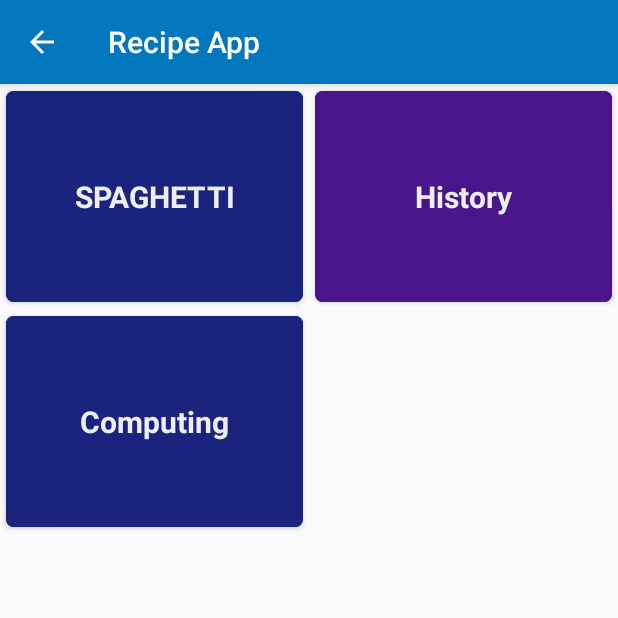
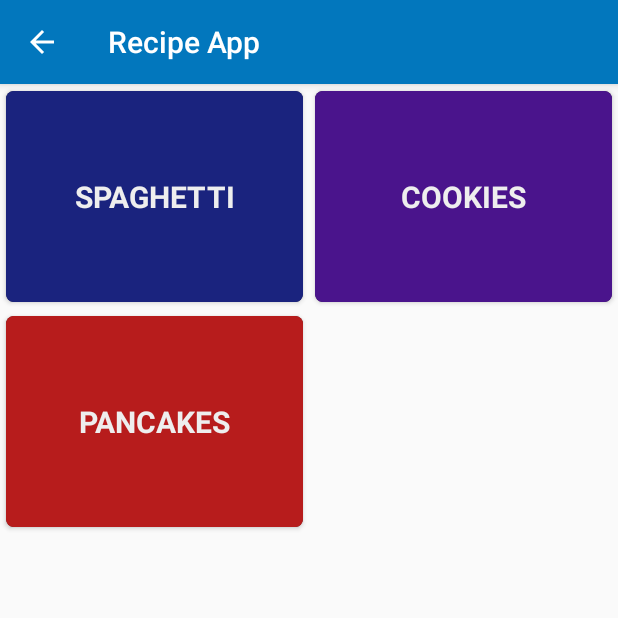
Before and after one commit to KromerSifter1997/Recipe-App, an Android app: the screen it shows after launch (SubjectActivity), on a phone screen of 412 x 824 dp, the top half of it. Run offline under Robolectric (Android 15) with nearby library versions, the phone set to English and light mode, and no system bars.

Commit message:
Improvements, still needs more adjustments

```diff
--- a/app/src/main/java/com/zybooks/studyhelper/QuestionActivity.java
+++ b/app/src/main/java/com/zybooks/studyhelper/QuestionActivity.java
@@ -100,7 +100,7 @@ public class QuestionActivity extends AppCompatActivity {
     private void updateAppBarTitle() {
 
         // displays the steps of the recipe
-        String title = getResources().getString(R.string.question_number,
+        String title = getResources().getString(R.string.stepNumber,
                 mSubject.getText(), mCurrentQuestionIndex + 1,  mRecipeList.size());
         setTitle(title);
     }
@@ -126,7 +126,7 @@ public class QuestionActivity extends AppCompatActivity {
 
             Recipe recipe = mRecipeList.get(mCurrentQuestionIndex);
             mQuestionTextView.setText(recipe.getText());
-            mAnswerTextView.setText(recipe.getAnswer());
+            mAnswerTextView.setText(recipe.getIngredients());
             mInstructionTextView.setText(recipe.getInstructions());
         }
         else {
--- a/app/src/main/java/com/zybooks/studyhelper/model/Recipe.java
+++ b/app/src/main/java/com/zybooks/studyhelper/model/Recipe.java
@@ -4,11 +4,13 @@ public class Recipe {
 
     private long mId;
     private String mText;
-    private String mAnswer;
+    private String mIngredients;
 
     private String mInstructions;
-    private long mSubjectId;
+    private long mRecipeId;
 
+
+    //id is refering to the listed order of the subjects
     public void setId(long id) {
         mId = id;
     }
@@ -17,6 +19,8 @@ public class Recipe {
         return mId;
     }
 
+
+    //Text is the title
     public String getText() {
         return mText;
     }
@@ -25,12 +29,14 @@ public class Recipe {
         mText = text;
     }
 
-    public String getAnswer() {
-        return mAnswer;
+
+    //
+    public String getIngredients() {
+        return mIngredients;
     }
 
-    public void setAnswer(String answer) {
-        mAnswer = answer;
+    public void setIngredients(String ingredientList) {
+        mIngredients = ingredientList;
     }
 
     public String getInstructions() {
@@ -40,11 +46,11 @@ public class Recipe {
     public void setInstructions(String instructions) {mInstructions = instructions;}
 
 
-    public long getSubjectId() {
-        return mSubjectId;
+    public long getRecipeId() {
+        return mRecipeId;
     }
 
-    public void setSubjectId(long subjectId) {
-        mSubjectId = subjectId;
+    public void setSubjectId(long recipeId) {
+        mRecipeId = recipeId;
     }
 }
--- a/app/src/main/java/com/zybooks/studyhelper/repo/RecipeRepository.java
+++ b/app/src/main/java/com/zybooks/studyhelper/repo/RecipeRepository.java
@@ -11,7 +11,7 @@ public class RecipeRepository {
 
     private static RecipeRepository mStudyRepo;
     private final List<Subject> mSubjectList;
-    private final HashMap<Long, List<Recipe>> mQuestionMap;
+    private final HashMap<Long, List<Recipe>> mRecipeList;
 
     public static RecipeRepository getInstance(Context context) {
         if (mStudyRepo == null) {
@@ -23,65 +23,119 @@ public class RecipeRepository {
     private RecipeRepository(Context context) {
 
         mSubjectList = new ArrayList<>();
-        mQuestionMap = new HashMap<>();
+        mRecipeList = new HashMap<>();
 
         addStarterData();
     }
 
     private void addStarterData() {
-        // Add a few subjects and questions
+//        Steps for Spaghetti
+        // start subject to create new recipe
         Subject subject = new Subject("SPAGHETTI");
         subject.setId(1);
         addSubject(subject);
 
-//        Steps for Spaghetti
+        //recipe new recipe creates individual steps
         Recipe recipe = new Recipe();
         recipe.setId(1);
         recipe.setText("Sauce");
-        recipe.setAnswer("4 Roma tomatoes \n\n 1/2 clove of garlic \n\n 1 tablespoon of oregano");
+        recipe.setIngredients("4 Roma tomatoes \n\n 1/2 clove of garlic \n\n 1 tablespoon of oregano");
         recipe.setInstructions("slice the skin of the tomato in a \"X\" pattern \n\n boil them for 1 minute \n\n peel then dice tomato flesh\n\n Sautee with seasonings for 3 minutes ");
         recipe.setSubjectId(1);
-        addQuestion(recipe);
+        addStep(recipe);
 
         recipe = new Recipe();
         recipe.setId(2);
         recipe.setText("Pasta");
-        recipe.setAnswer("2 cups of water\n\nSalt\n\n1/2 - 1 pound dry spaghetti");
+        recipe.setIngredients("2 cups of water\n\nSalt\n\n1/2 - 1 pound dry spaghetti");
         recipe.setInstructions("pour 2 cups of water into large pot\n\n Throw a pinch of salt into water\n\n Heat water until boil\n\n Place pasta into water, boil for 4 minutes or until Al Dente \n\n Serve and enjoy!");
         recipe.setSubjectId(1);
-        addQuestion(recipe);
+        addStep(recipe);
 
         recipe = new Recipe();
         recipe.setId(2);
         recipe.setText("Serving");
-        recipe.setAnswer("Quarter Oz tomato sauce\n\nHalf pound spaghetti\n\nSalt & pepper (if desired)");
+        recipe.setIngredients("Quarter Oz tomato sauce\n\nHalf pound spaghetti\n\nSalt & pepper (if desired)");
         recipe.setInstructions("Place pasta into bowl or place\n\nPour sauce over pasta\n\nAdd salt and pepper if desired");
         recipe.setSubjectId(1);
-        addQuestion(recipe);
+        addStep(recipe);
 
 
 // ///////////////////////////////////////////////////////////////
 
-        subject = new Subject("History");
-        subject.setId(2);
+//        Steps for cookies
+        // only need to do Subject subject = new subject() once
+        //after just do subject = new subject()
+        subject = new Subject("COOKIES");
+        subject.setId(1);
         addSubject(subject);
 
+        //recipe new recipe creates individual steps
         recipe = new Recipe();
-        recipe.setId(3);
-        recipe.setText("On what date was the U.S. Declaration of Independence adopted?");
-        recipe.setAnswer("July 4, 1776");
-        recipe.setSubjectId(2);
-        addQuestion(recipe);
+        recipe.setId(1);
+        recipe.setText("Sauce");
+        recipe.setIngredients("4 Roma tomatoes \n\n 1/2 clove of garlic \n\n 1 tablespoon of oregano");
+        recipe.setInstructions("slice the skin of the tomato in a \"X\" pattern \n\n boil them for 1 minute \n\n peel then dice tomato flesh\n\n Sautee with seasonings for 3 minutes ");
+        recipe.setSubjectId(1);
+        addStep(recipe);
 
-        subject = new Subject("Computing");
-        subject.setId(3);
+        recipe = new Recipe();
+        recipe.setId(2);
+        recipe.setText("Pasta");
+        recipe.setIngredients("2 cups of water\n\nSalt\n\n1/2 - 1 pound dry spaghetti");
+        recipe.setInstructions("pour 2 cups of water into large pot\n\n Throw a pinch of salt into water\n\n Heat water until boil\n\n Place pasta into water, boil for 4 minutes or until Al Dente \n\n Serve and enjoy!");
+        recipe.setSubjectId(1);
+        addStep(recipe);
+
+        recipe = new Recipe();
+        recipe.setId(2);
+        recipe.setText("Serving");
+        recipe.setIngredients("Quarter Oz tomato sauce\n\nHalf pound spaghetti\n\nSalt & pepper (if desired)");
+        recipe.setInstructions("Place pasta into bowl or place\n\nPour sauce over pasta\n\nAdd salt and pepper if desired");
+        recipe.setSubjectId(1);
+        addStep(recipe);
+
+
+// ///////////////////////////////////////////////////////////////
+
+        //        Steps for pancakes
+        subject = new Subject("PANCAKES");
+        subject.setId(1);
         addSubject(subject);
+
+        //recipe new recipe creates individual steps
+        recipe = new Recipe();
+        recipe.setId(1);
+        recipe.setText("Sauce");
+        recipe.setIngredients("4 Roma tomatoes \n\n 1/2 clove of garlic \n\n 1 tablespoon of oregano");
+        recipe.setInstructions("slice the skin of the tomato in a \"X\" pattern \n\n boil them for 1 minute \n\n peel then dice tomato flesh\n\n Sautee with seasonings for 3 minutes ");
+        recipe.setSubjectId(1);
+        addStep(recipe);
+
+        recipe = new Recipe();
+        recipe.setId(2);
+        recipe.setText("Pasta");
+        recipe.setIngredients("2 cups of water\n\nSalt\n\n1/2 - 1 pound dry spaghetti");
+        recipe.setInstructions("pour 2 cups of water into large pot\n\n Throw a pinch of salt into water\n\n Heat water until boil\n\n Place pasta into water, boil for 4 minutes or until Al Dente \n\n Serve and enjoy!");
+        recipe.setSubjectId(1);
+        addStep(recipe);
+
+        recipe = new Recipe();
+        recipe.setId(2);
+        recipe.setText("Serving");
+        recipe.setIngredients("Quarter Oz tomato sauce\n\nHalf pound spaghetti\n\nSalt & pepper (if desired)");
+        recipe.setInstructions("Place pasta into bowl or place\n\nPour sauce over pasta\n\nAdd salt and pepper if desired");
+        recipe.setSubjectId(1);
+        addStep(recipe);
+
+
+// ///////////////////////////////////////////////////////////////
     }
 
     public void addSubject(Subject subject) {
         mSubjectList.add(subject);
         List<Recipe> recipeList = new ArrayList<>();
-        mQuestionMap.put(subject.getId(), recipeList);
+        mRecipeList.put(subject.getId(), recipeList);
     }
 
     public Subject getSubject(long subjectId) {
@@ -98,14 +152,14 @@ public class RecipeRepository {
         return mSubjectList;
     }
 
-    public void addQuestion(Recipe recipe) {
-        List<Recipe> recipeList = mQuestionMap.get(recipe.getSubjectId());
+    public void addStep(Recipe recipe) {
+        List<Recipe> recipeList = mRecipeList.get(recipe.getRecipeId());
         if (recipeList != null) {
             recipeList.add(recipe);
         }
     }
 
-    public List<Recipe> getQuestions(long subjectId) {
-        return mQuestionMap.get(subjectId);
+    public List<Recipe> getStep(long subjectId) {
+        return mRecipeList.get(subjectId);
     }
 }
--- a/app/src/main/java/com/zybooks/studyhelper/repo/StudyDatabase.java
+++ b/app/src/main/java/com/zybooks/studyhelper/repo/StudyDatabase.java
@@ -1,4 +1,6 @@
 package com.zybooks.studyhelper.repo;
 
 public class StudyDatabase {
+
+
 }
--- a/app/src/main/java/com/zybooks/studyhelper/viewmodel/QuestionListViewModel.java
+++ b/app/src/main/java/com/zybooks/studyhelper/viewmodel/QuestionListViewModel.java
@@ -15,6 +15,6 @@ public class QuestionListViewModel {
     }
 
     public List<Recipe> getQuestions(long subjectId) {
-        return studyRepo.getQuestions(subjectId);
+        return studyRepo.getStep(subjectId);
     }
 }
--- /dev/null
+++ b/app/src/main/res/drawable/favorites.xml
@@ -0,0 +1,5 @@
+<vector android:height="24dp" android:tint="#FFFFFF"
+    android:viewportHeight="24" android:viewportWidth="24"
+    android:width="24dp" xmlns:android="http://schemas.android.com/apk/res/android">
+    <path android:fillColor="@android:color/white" android:pathData="M12,17.27L18.18,21l-1.64,-7.03L22,9.24l-7.19,-0.61L12,2 9.19,8.63 2,9.24l5.46,4.73L5.82,21z"/>
+</vector>
--- a/app/src/main/res/layout/activity_recipe.xml
+++ b/app/src/main/res/layout/activity_recipe.xml
@@ -19,9 +19,9 @@
 <!--        android:id="@+id/add_subject_button"-->
 <!--        android:layout_width="wrap_content"-->
 <!--        android:layout_height="wrap_content"-->
-<!--        android:contentDescription="@string/add_subject"-->
+<!--        android:contentDescription="@string/favoriteRecipes"-->
 <!--        android:layout_gravity="end|bottom"-->
-<!--        android:src="@drawable/add"-->
+<!--        android:src="@drawable/favorites"-->
 <!--        android:layout_margin="16dp" />-->
 
 </FrameLayout>
--- a/app/src/main/res/menu/question_menu.xml
+++ b/app/src/main/res/menu/question_menu.xml
@@ -13,6 +13,6 @@
         app:showAsAction="ifRoom"/>
 
     <item android:id="@+id/add"
-        android:title="@string/add"
+        android:title="@string/favorite"
         app:showAsAction="never"/>
 </menu>
--- a/app/src/main/res/values/strings.xml
+++ b/app/src/main/res/values/strings.xml
@@ -6,7 +6,8 @@
     <string name="InstructionLabel">Instructions</string>
     <string name="previous">Previous</string>
     <string name="next">Next</string>
-    <string name="add">Favorite</string>
+    <string name="favorite">Favorite</string>
     <string name="cancel">Cancel</string>
-    <string name="question_number">(Step %2$d of %3$d)</string>
+    <string name="favoriteRecipes">Open Favorite</string>
+    <string name="stepNumber">(Step %2$d of %3$d)</string>
 </resources>
```
